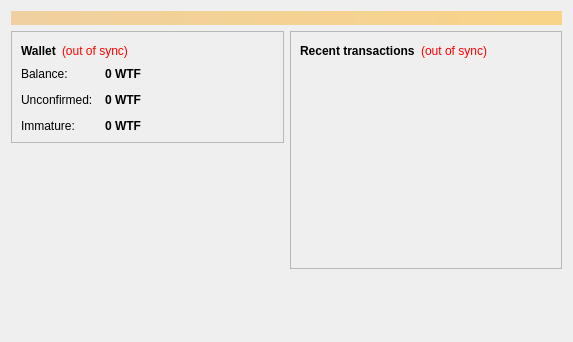
The window that src/qt/forms/overviewpage.ui (ahcl7/abccoin) describes before a commit, drawn with Qt 5.
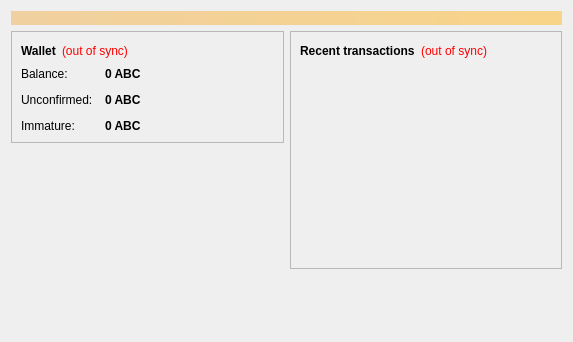
The same window after the commit.

```diff
--- a/src/qt/forms/overviewpage.ui
+++ b/src/qt/forms/overviewpage.ui
@@ -122,7 +122,7 @@
                <string>Your current balance</string>
               </property>
               <property name="text">
-               <string notr="true">0 WTF</string>
+               <string notr="true">0 ABC</string>
               </property>
               <property name="textInteractionFlags">
                <set>Qt::LinksAccessibleByMouse|Qt::TextSelectableByKeyboard|Qt::TextSelectableByMouse</set>
@@ -151,7 +151,7 @@
                <string>Total of transactions that have yet to be confirmed, and do not yet count toward the current balance</string>
               </property>
               <property name="text">
-               <string notr="true">0 WTF</string>
+               <string notr="true">0 ABC</string>
               </property>
               <property name="textInteractionFlags">
                <set>Qt::LinksAccessibleByMouse|Qt::TextSelectableByKeyboard|Qt::TextSelectableByMouse</set>
@@ -177,7 +177,7 @@
                <string>Mined balance that has not yet matured</string>
               </property>
               <property name="text">
-               <string notr="true">0 WTF</string>
+               <string notr="true">0 ABC</string>
               </property>
               <property name="textInteractionFlags">
                <set>Qt::LinksAccessibleByMouse|Qt::TextSelectableByKeyboard|Qt::TextSelectableByMouse</set>
```
Left out of the diff: 4 changed lines with no effect on the pictures.
